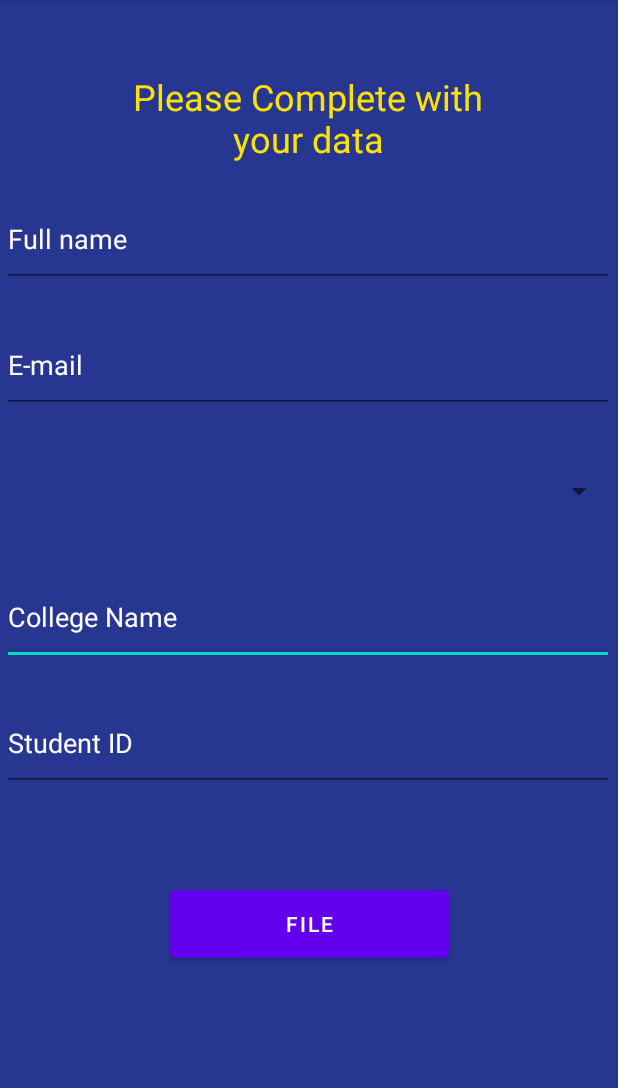
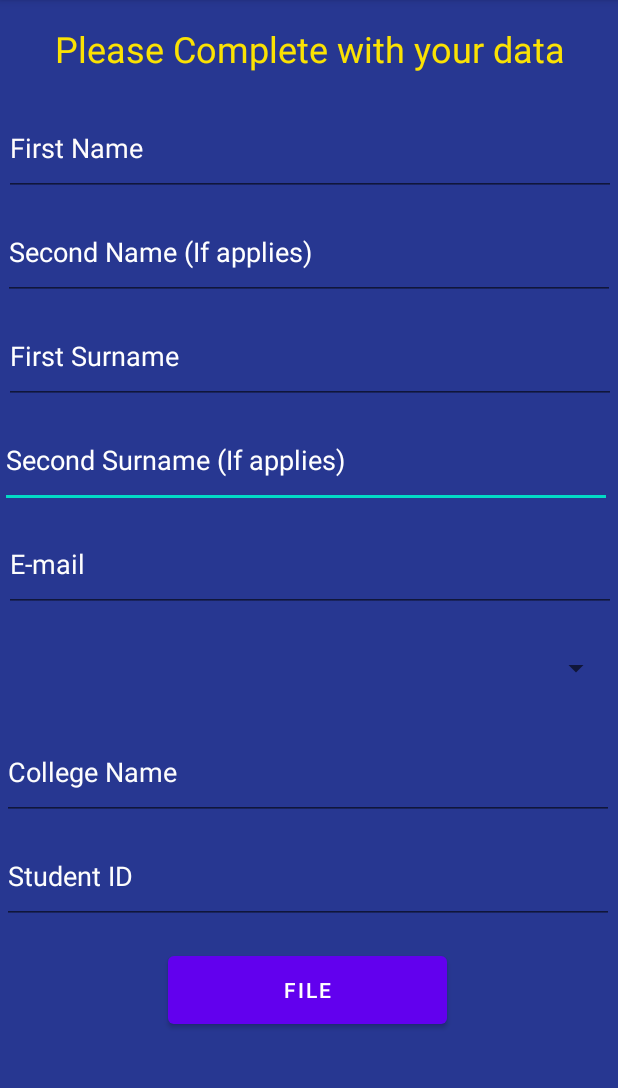
Before and after one commit to Stevealv121/TECAir, an Android app: the Registration screen opened directly, with no data from a screen before it, on a phone screen of 412 x 824 dp, the part 84-1172 px from its top. Run offline under Robolectric (Android 15) with nearby library versions, the phone set to English and light mode, and no system bars.

Commit message:
[Add] Activity Navigation

```diff
--- a/TECAir_Mobile_App/app/src/main/java/com/example/tecairmobile/FlightReservation.java
+++ b/TECAir_Mobile_App/app/src/main/java/com/example/tecairmobile/FlightReservation.java
@@ -2,7 +2,9 @@ package com.example.tecairmobile;
 
 import androidx.appcompat.app.AppCompatActivity;
 
+import android.content.Intent;
 import android.os.Bundle;
+import android.view.View;
 
 public class FlightReservation extends AppCompatActivity {
 
@@ -11,4 +13,9 @@ public class FlightReservation extends AppCompatActivity {
         super.onCreate(savedInstanceState);
         setContentView(R.layout.activity_flight_reservation);
     }
+
+    public void onClick(View view) {
+        Intent myintent = new Intent(FlightReservation.this,MainMenu.class);
+        startActivity(myintent);
+    }
 }
--- a/TECAir_Mobile_App/app/src/main/java/com/example/tecairmobile/MainMenu.java
+++ b/TECAir_Mobile_App/app/src/main/java/com/example/tecairmobile/MainMenu.java
@@ -2,7 +2,9 @@ package com.example.tecairmobile;
 
 import androidx.appcompat.app.AppCompatActivity;
 
+import android.content.Intent;
 import android.os.Bundle;
+import android.view.View;
 
 public class MainMenu extends AppCompatActivity {
 
@@ -11,4 +13,20 @@ public class MainMenu extends AppCompatActivity {
         super.onCreate(savedInstanceState);
         setContentView(R.layout.activity_main_menu);
     }
+
+    public void onClick(View view){
+
+        Intent myintent = null;
+
+        switch(view.getId()){
+            case R.id.toFlights:
+                myintent = new Intent(MainMenu.this,Registration.class);
+                break;
+            case R.id.discounts:
+                myintent = new Intent(MainMenu.this, ShowDiscounts.class);
+                break;
+        }
+        startActivity(myintent);
+
+    }
 }
--- a/TECAir_Mobile_App/app/src/main/java/com/example/tecairmobile/Registration.java
+++ b/TECAir_Mobile_App/app/src/main/java/com/example/tecairmobile/Registration.java
@@ -3,6 +3,7 @@ package com.example.tecairmobile;
 import androidx.appcompat.app.AppCompatActivity;
 
 import android.content.ContentValues;
+import android.content.Intent;
 import android.database.sqlite.SQLiteDatabase;
 import android.os.Bundle;
 import android.view.View;
@@ -13,7 +14,7 @@ import com.example.tecairmobile.Utilities.Utilities;
 
 public class Registration extends AppCompatActivity {
 
-    EditText name, mail, college, studentID;
+    EditText name, mail, college, studentID,secondname,firstsurname,secondsurname;
 
     @Override
     protected void onCreate(Bundle savedInstanceState) {
@@ -24,10 +25,16 @@ public class Registration extends AppCompatActivity {
         mail = (EditText) findViewById(R.id.mail);
         college = (EditText) findViewById(R.id.college);
         studentID = (EditText) findViewById(R.id.studentID);
+        secondname = (EditText) findViewById(R.id.secondname);
+        firstsurname = (EditText) findViewById(R.id.firstsurname);
+        secondsurname = (EditText) findViewById(R.id.secondsurname);
     }
 
     public void onClick(View view){
         singUserUp();
+        Intent myintent = new Intent(Registration.this,FlightReservation.class);
+        startActivity(myintent);
+
     }
     private void singUserUp(){
         SQLitehelper conn = new SQLitehelper(this, "bd_User", null,1);
@@ -35,7 +42,10 @@ public class Registration extends AppCompatActivity {
         SQLiteDatabase db = conn.getWritableDatabase();
 
         ContentValues values = new ContentValues();
-        values.put(Utilities.FIELD_NAME, name.getText().toString());
+        values.put(Utilities.FIELD_FNAME, name.getText().toString());
+        values.put(Utilities.FIELD_SNAME, secondname.getText().toString());
+        values.put(Utilities.FIELD_FSNAME, firstsurname.getText().toString());
+        values.put(Utilities.FIELD_SSNAME, secondsurname.getText().toString());
         values.put(Utilities.FIELD_EMAIL, mail.getText().toString());
         values.put(Utilities.FIELD_UNIVERSITY, college.getText().toString());
         values.put(Utilities.FIELD_STID, studentID.getText().toString());
--- a/TECAir_Mobile_App/app/src/main/java/com/example/tecairmobile/flightSearch.java
+++ b/TECAir_Mobile_App/app/src/main/java/com/example/tecairmobile/flightSearch.java
@@ -2,7 +2,9 @@ package com.example.tecairmobile;
 
 import androidx.appcompat.app.AppCompatActivity;
 
+import android.content.Intent;
 import android.os.Bundle;
+import android.view.View;
 
 public class flightSearch extends AppCompatActivity {
 
@@ -11,4 +13,9 @@ public class flightSearch extends AppCompatActivity {
         super.onCreate(savedInstanceState);
         setContentView(R.layout.activity_flight);
     }
+
+    public void onClick(View view) {
+        Intent myintent = new Intent(flightSearch.this,FlightReservation.class);
+        startActivity(myintent);
+    }
 }
--- a/TECAir_Mobile_App/app/src/main/res/layout/activity_flight.xml
+++ b/TECAir_Mobile_App/app/src/main/res/layout/activity_flight.xml
@@ -13,6 +13,7 @@
         android:layout_height="57dp"
         android:layout_marginBottom="268dp"
         android:text="Search"
+        android:onClick="onClick"
         app:layout_constraintBottom_toBottomOf="parent"
         app:layout_constraintEnd_toEndOf="parent"
         app:layout_constraintStart_toStartOf="parent" />
--- a/TECAir_Mobile_App/app/src/main/res/layout/activity_flight_reservation.xml
+++ b/TECAir_Mobile_App/app/src/main/res/layout/activity_flight_reservation.xml
@@ -49,6 +49,7 @@
         android:layout_height="66dp"
         android:layout_marginTop="88dp"
         android:text="Pay"
+        android:onClick="onClick"
         app:layout_constraintEnd_toEndOf="parent"
         app:layout_constraintHorizontal_bias="0.498"
         app:layout_constraintStart_toStartOf="parent"
--- a/TECAir_Mobile_App/app/src/main/res/layout/activity_main_menu.xml
+++ b/TECAir_Mobile_App/app/src/main/res/layout/activity_main_menu.xml
@@ -26,17 +26,19 @@
         android:layout_height="65dp"
         android:layout_marginTop="100dp"
         android:text="Book Flight"
+        android:onClick="onClick"
         app:layout_constraintEnd_toEndOf="parent"
         app:layout_constraintHorizontal_bias="0.497"
         app:layout_constraintStart_toStartOf="parent"
         app:layout_constraintTop_toBottomOf="@+id/mmt1" />
 
     <Button
-        android:id="@+id/button2"
+        android:id="@+id/discounts"
         android:layout_width="224dp"
         android:layout_height="65dp"
         android:layout_marginTop="40dp"
         android:text="Discounts"
+        android:onClick="onClick"
         app:layout_constraintEnd_toEndOf="parent"
         app:layout_constraintHorizontal_bias="0.497"
         app:layout_constraintStart_toStartOf="parent"
--- a/TECAir_Mobile_App/app/src/main/res/layout/activity_registration.xml
+++ b/TECAir_Mobile_App/app/src/main/res/layout/activity_registration.xml
@@ -8,23 +8,49 @@
     tools:context=".Registration">
 
     <com.google.android.material.textfield.TextInputEditText
+        android:id="@+id/secondsurname"
+        android:layout_width="408dp"
+        android:layout_height="64dp"
+        android:layout_marginTop="5dp"
+        android:hint="Second Surname (If applies)"
+        android:textColor="@color/white"
+        android:textColorHint="#FFFFFF"
+        app:layout_constraintEnd_toEndOf="parent"
+        app:layout_constraintHorizontal_bias="0.0"
+        app:layout_constraintStart_toStartOf="parent"
+        app:layout_constraintTop_toBottomOf="@+id/firstsurname" />
+
+    <com.google.android.material.textfield.TextInputEditText
+        android:id="@+id/firstsurname"
+        android:layout_width="408dp"
+        android:layout_height="64dp"
+        android:layout_marginTop="5dp"
+        android:hint="First Surname"
+        android:textColor="@color/white"
+        android:textColorHint="#FFFFFF"
+        app:layout_constraintEnd_toEndOf="parent"
+        app:layout_constraintHorizontal_bias="0.666"
+        app:layout_constraintStart_toStartOf="parent"
+        app:layout_constraintTop_toBottomOf="@+id/secondname" />
+
+    <com.google.android.material.textfield.TextInputEditText
         android:id="@+id/college"
         android:layout_width="408dp"
         android:layout_height="64dp"
-        android:layout_marginTop="20dp"
+        android:layout_marginTop="5dp"
         android:hint="College Name"
         android:textColor="#FBFBFB"
         android:textColorHint="#FDFDFD"
         app:layout_constraintEnd_toEndOf="parent"
         app:layout_constraintHorizontal_bias="0.333"
         app:layout_constraintStart_toStartOf="parent"
-        app:layout_constraintTop_toBottomOf="@+id/spinner" />
+        app:layout_constraintTop_toBottomOf="@+id/student" />
 
     <com.google.android.material.textfield.TextInputEditText
         android:id="@+id/studentID"
         android:layout_width="408dp"
         android:layout_height="64dp"
-        android:layout_marginTop="20dp"
+        android:layout_marginTop="5dp"
         android:hint="Student ID"
         android:textColor="#FBFBFB"
         android:textColorHint="#FDFDFD"
@@ -35,15 +61,14 @@
 
     <TextView
         android:id="@+id/rt1"
-        android:layout_width="241dp"
-        android:layout_height="59dp"
-        android:layout_marginTop="48dp"
+        android:layout_width="374dp"
+        android:layout_height="45dp"
+        android:layout_marginTop="16dp"
         android:text="Please Complete with your data"
         android:textAlignment="center"
         android:textColor="#FBE203"
         android:textSize="24sp"
         app:layout_constraintEnd_toEndOf="parent"
-        app:layout_constraintHorizontal_bias="0.496"
         app:layout_constraintStart_toStartOf="parent"
         app:layout_constraintTop_toTopOf="parent" />
 
@@ -51,12 +76,12 @@
         android:id="@+id/name"
         android:layout_width="408dp"
         android:layout_height="64dp"
-        android:layout_marginTop="20dp"
-        android:hint="Full name"
+        android:layout_marginTop="5dp"
+        android:hint="First Name"
         android:textColor="#FFFFFF"
         android:textColorHint="#FFFCFC"
         app:layout_constraintEnd_toEndOf="parent"
-        app:layout_constraintHorizontal_bias="0.333"
+        app:layout_constraintHorizontal_bias="0.666"
         app:layout_constraintStart_toStartOf="parent"
         app:layout_constraintTop_toBottomOf="@+id/rt1" />
 
@@ -64,21 +89,22 @@
         android:id="@+id/mail"
         android:layout_width="408dp"
         android:layout_height="64dp"
-        android:layout_marginTop="20dp"
+        android:layout_marginTop="5dp"
         android:hint="E-mail"
         android:textColor="#FBFBFB"
         android:textColorHint="#FDFDFD"
         app:layout_constraintEnd_toEndOf="parent"
-        app:layout_constraintHorizontal_bias="0.333"
+        app:layout_constraintHorizontal_bias="0.666"
         app:layout_constraintStart_toStartOf="parent"
-        app:layout_constraintTop_toBottomOf="@+id/name" />
+        app:layout_constraintTop_toBottomOf="@+id/secondsurname" />
 
     <Spinner
-        android:id="@+id/spinner"
+        android:id="@+id/student"
         android:layout_width="408dp"
         android:layout_height="64dp"
-        android:layout_marginTop="20dp"
+        android:layout_marginTop="5dp"
         app:layout_constraintEnd_toEndOf="parent"
+        app:layout_constraintHorizontal_bias="0.0"
         app:layout_constraintStart_toStartOf="parent"
         app:layout_constraintTop_toBottomOf="@+id/mail" />
 
@@ -86,10 +112,23 @@
         android:id="@+id/bregister"
         android:layout_width="186dp"
         android:layout_height="57dp"
-        android:layout_marginTop="60dp"
+        android:layout_marginTop="15dp"
+        android:onClick="onClick"
         android:text="File"
-        android:onClick="onClick"
+        app:layout_constraintEnd_toEndOf="parent"
+        app:layout_constraintHorizontal_bias="0.497"
+        app:layout_constraintStart_toStartOf="parent"
+        app:layout_constraintTop_toBottomOf="@+id/studentID" />
+
+    <com.google.android.material.textfield.TextInputEditText
+        android:id="@+id/secondname"
+        android:layout_width="408dp"
+        android:layout_height="64dp"
+        android:layout_marginTop="5dp"
+        android:hint="Second Name (If applies)"
+        android:textColor="@color/white"
+        android:textColorHint="#FFFFFF"
         app:layout_constraintEnd_toEndOf="parent"
         app:layout_constraintStart_toStartOf="parent"
-        app:layout_constraintTop_toBottomOf="@+id/studentID" />
+        app:layout_constraintTop_toBottomOf="@+id/name" />
 </androidx.constraintlayout.widget.ConstraintLayout>
```
